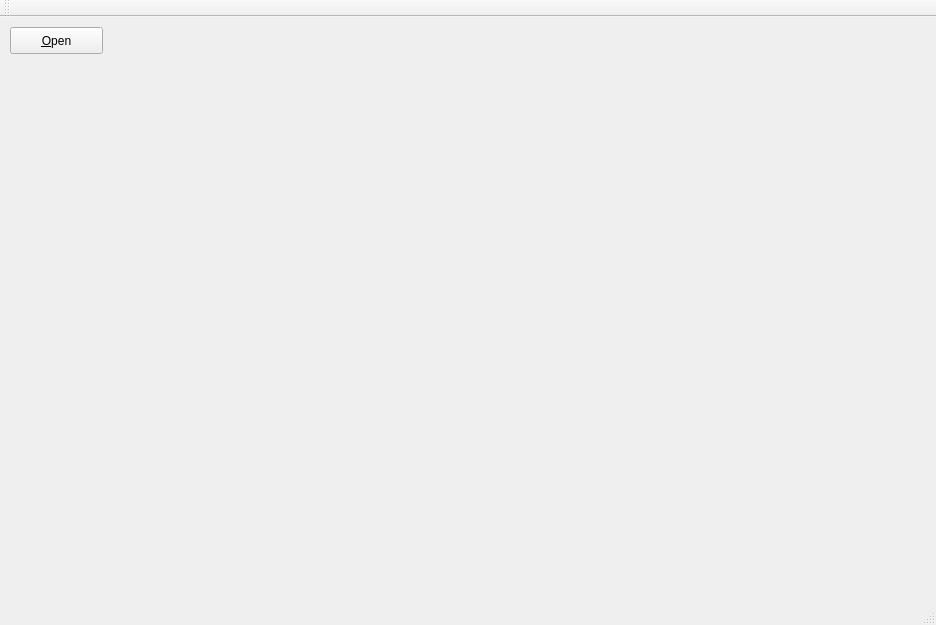
The window that mainwindow.ui (wendycan/image-detect) describes before a commit, drawn with Qt 5.
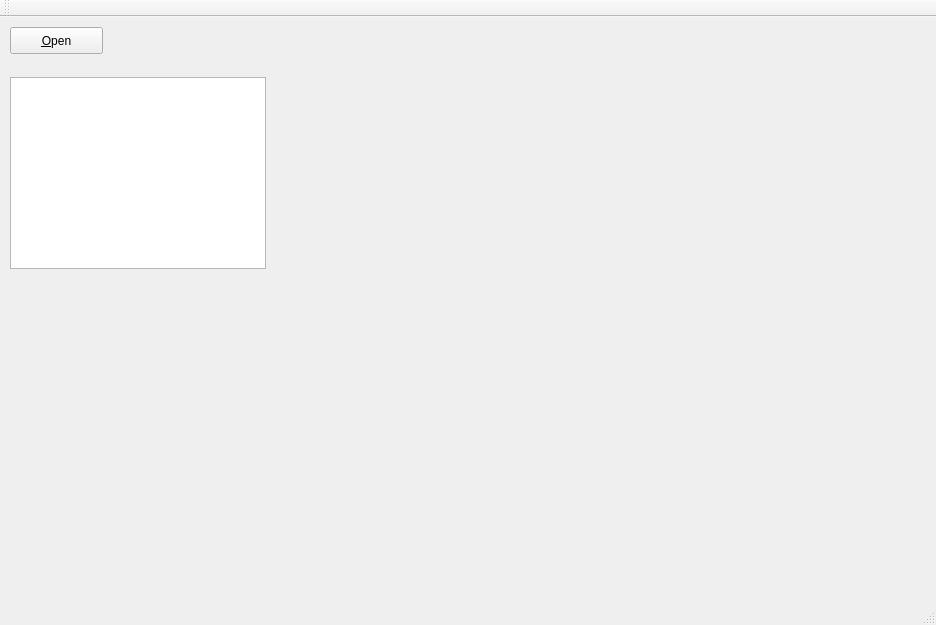
The same window after the commit.

What changed in the file:
```diff
--- a/mainwindow.ui
+++ b/mainwindow.ui
@@ -27,24 +27,15 @@
      <string>&amp;Open</string>
     </property>
    </widget>
-   <widget class="QLabel" name="label">
+   <widget class="QTextBrowser" name="textBrowser">
     <property name="geometry">
      <rect>
-      <x>1</x>
-      <y>34</y>
-      <width>411</width>
-      <height>251</height>
+      <x>10</x>
+      <y>60</y>
+      <width>256</width>
+      <height>192</height>
      </rect>
     </property>
-    <property name="sizePolicy">
-     <sizepolicy hsizetype="Ignored" vsizetype="Ignored">
-      <horstretch>0</horstretch>
-      <verstretch>0</verstretch>
-     </sizepolicy>
-    </property>
-    <property name="text">
-     <string/>
-    </property>
    </widget>
   </widget>
   <widget class="QMenuBar" name="menuBar">
```
